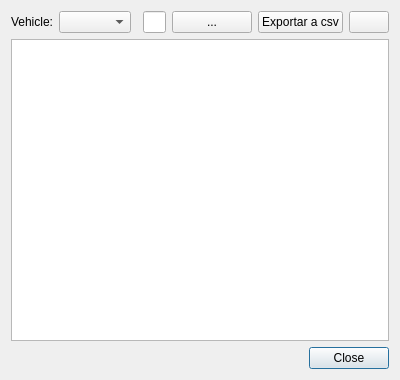
Qt form ui/load_management.ui (Giswater/giswater_qgis_plugin) before a commit.
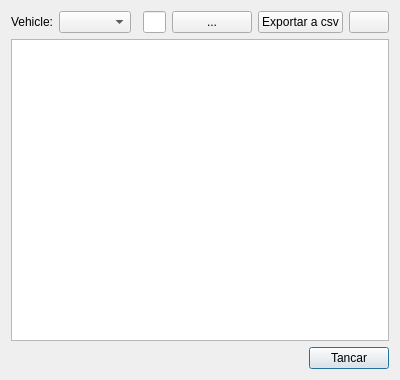
The same form after that commit.

Commit message: Minor translation on some forms

Patch:
```diff
--- a/ui/load_management.ui
+++ b/ui/load_management.ui
@@ -30,7 +30,7 @@
    <item row="2" column="1">
     <widget class="QPushButton" name="btn_close">
      <property name="text">
-      <string>Close</string>
+      <string>Tancar</string>
      </property>
     </widget>
    </item>
```
The commit also changes 3 other files.
